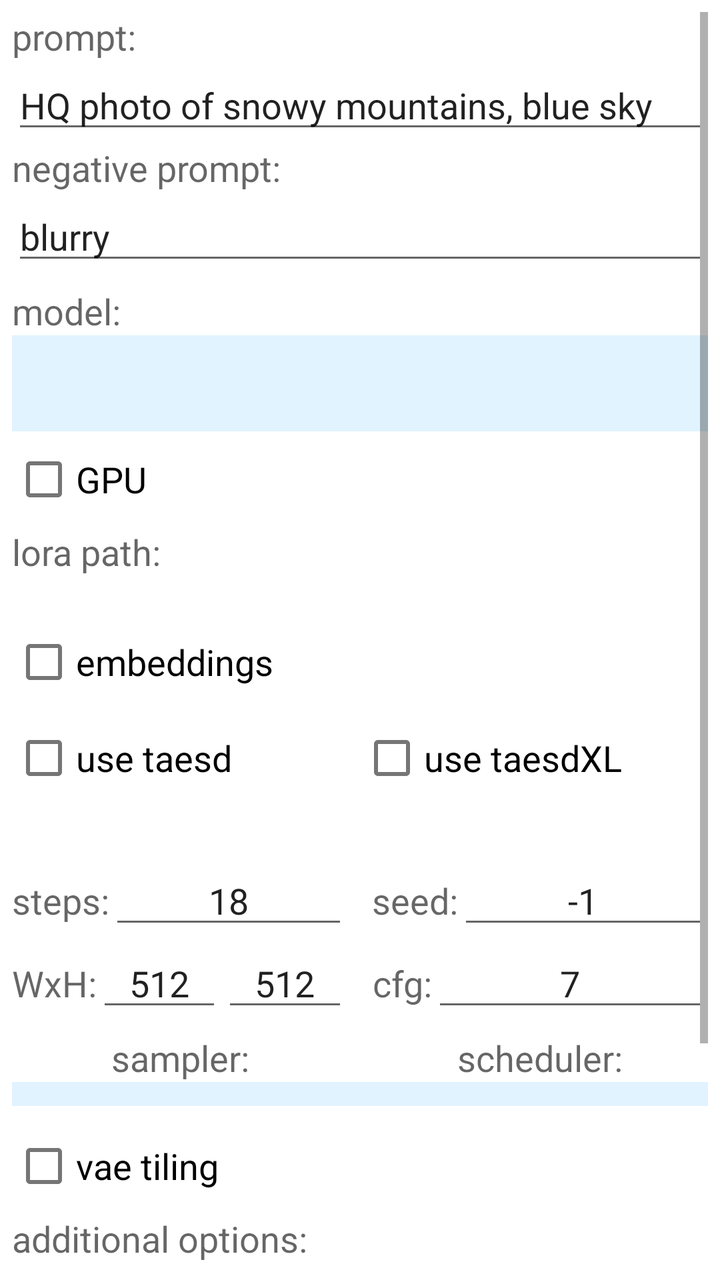
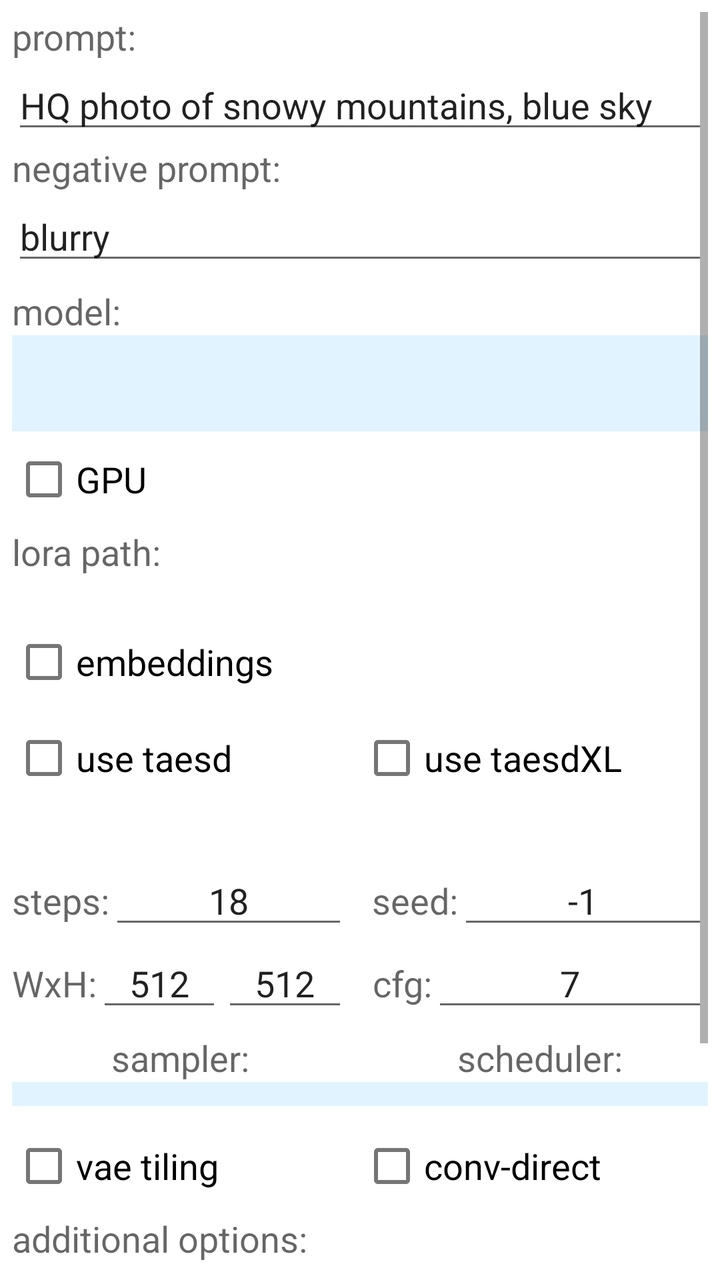

Screens rendered from an Android XML layout before and after an edit, with the pre-edit source and the edit as a unified diff.
<!-- AndroidManifest.xml: application theme MyApplication -->
<!-- res/layout/activity_main.xml -->
<?xml version="1.0" encoding="utf-8"?>

<LinearLayout xmlns:android="http://schemas.android.com/apk/res/android"
    xmlns:tools="http://schemas.android.com/tools"
    android:layout_width="fill_parent"
    android:layout_height="fill_parent"
    android:orientation="horizontal">

    <ScrollView
        android:id="@+id/wrapperView"
        android:layout_width="match_parent"
        android:layout_height="match_parent"
        android:padding="6dp">

        <LinearLayout
            android:layout_width="match_parent"
            android:layout_height="wrap_content"
            android:orientation="vertical">

            <LinearLayout
                android:layout_width="match_parent"
                android:layout_height="wrap_content"
                android:layout_marginBottom="0dp"
                android:orientation="vertical">

                <TextView
                    android:id="@+id/stringpromptmsg"
                    android:layout_width="match_parent"
                    android:layout_height="wrap_content"
                    android:text="@string/field_prompt"
                    android:labelFor="@id/stringprompt"
                    android:textAppearance="?android:attr/textAppearanceMedium" />

                <EditText
                    android:id="@+id/stringprompt"
                    android:layout_width="match_parent"
                    android:layout_height="wrap_content"
                    android:inputType="textMultiLine"
                    android:labelFor="@id/stringpromptmsg"
                    android:singleLine="false"
                    android:text="@string/default_prompt"
                    tools:ignore="Autofill,TouchTargetSizeCheck" />
            </LinearLayout>

            <LinearLayout
                android:layout_width="match_parent"
                android:layout_height="wrap_content"
                android:layout_marginBottom="0dp"
                android:orientation="vertical">

                <TextView
                    android:id="@+id/stringnegpromptmsg"
                    android:layout_width="match_parent"
                    android:layout_height="wrap_content"
                    android:text="@string/field_negative"
                    android:labelFor="@id/stringnegprompt"
                    android:textAppearance="?android:attr/textAppearanceMedium" />

                <EditText
                    android:id="@+id/stringnegprompt"
                    android:layout_width="match_parent"
                    android:layout_height="wrap_content"
                    android:inputType="textMultiLine"
                    android:labelFor="@id/stringnegpromptmsg"
                    android:singleLine="false"
                    android:text="@string/default_negative"
                    tools:ignore="autofill,TouchTargetSizeCheck" />
            </LinearLayout>

            <LinearLayout
                android:layout_width="match_parent"
                android:layout_height="wrap_content"
                android:orientation="vertical">

                <TextView
                    android:layout_width="match_parent"
                    android:layout_height="wrap_content"
                    android:paddingTop="6dp"
                    android:text="@string/field_modelfile"
                    android:textAppearance="?android:attr/textAppearanceMedium" />

                <Spinner
                    android:id="@+id/model_spinner"
                    android:layout_width="match_parent"
                    android:layout_height="wrap_content"
                    android:background="@color/system_accent1_50"
                    android:minHeight="48dp"
                    tools:ignore="ExtraText,TouchTargetSizeCheck" />
            </LinearLayout>

            <CheckBox
                android:id="@+id/usegpu"
                android:layout_width="match_parent"
                android:layout_height="wrap_content"
                android:checked="false"
                android:enabled="true"
                android:text="@string/field_gpu"
                android:textAppearance="?android:attr/textAppearanceMedium" />

            <LinearLayout
                android:layout_width="match_parent"
                android:layout_height="wrap_content"
                android:orientation="vertical">

                <TextView
                    android:layout_width="match_parent"
                    android:layout_height="wrap_content"
                    android:text="@string/field_lorapath"
                    android:textAppearance="?android:attr/textAppearanceMedium" />

                <TextView
                    android:id="@+id/lorapath"
                    android:layout_width="match_parent"
                    android:layout_height="wrap_content"
                    android:textAppearance="?android:attr/textAppearanceSmall" />

                <CheckBox
                    android:id="@+id/embeddchecker"
                    android:layout_width="match_parent"
                    android:layout_height="wrap_content"
                    android:text="@string/field_embedd"
                    android:textAppearance="?android:attr/textAppearanceMedium" />

            </LinearLayout>

            <LinearLayout
                android:layout_width="match_parent"
                android:layout_height="wrap_content"
                android:layout_marginBottom="0dp"
                android:orientation="horizontal">

                <CheckBox
                    android:id="@+id/taesdchecker"
                    android:layout_width="0dp"
                    android:layout_height="wrap_content"
                    android:layout_weight="1"
                    android:text="@string/field_taesd"
                    android:textAppearance="?android:attr/textAppearanceMedium" />

                <CheckBox
                    android:id="@+id/taesdXLchecker"
                    android:layout_width="0dp"
                    android:layout_height="wrap_content"
                    android:layout_weight="1"
                    android:text="@string/field_taesdXL"
                    android:textAppearance="?android:attr/textAppearanceMedium" />
            </LinearLayout>

            <LinearLayout
                android:layout_width="match_parent"
                android:layout_height="wrap_content"
                android:layout_marginBottom="0dp"
                android:orientation="horizontal">

                <TextView
                    android:id="@+id/taesdmodel"
                    android:layout_width="0dp"
                    android:layout_height="wrap_content"
                    android:layout_weight="1"
                    android:paddingBottom="6dp"
                    android:paddingRight="6dp"
                    android:textAppearance="?android:attr/textAppearanceSmall" />

                <TextView
                    android:id="@+id/taesdXLmodel"
                    android:layout_width="0dp"
                    android:layout_height="wrap_content"
                    android:layout_weight="1"
                    android:paddingBottom="6dp"
                    android:paddingLeft="6dp"
                    android:textAppearance="?android:attr/textAppearanceSmall" />
            </LinearLayout>

            <LinearLayout
                android:layout_width="match_parent"
                android:layout_height="wrap_content"
                android:orientation="horizontal">

                <LinearLayout
                    android:layout_width="0dp"
                    android:layout_height="wrap_content"
                    android:layout_weight="1"
                    android:paddingRight="6dp"
                    android:orientation="horizontal">

                    <TextView
                        android:layout_width="wrap_content"
                        android:layout_height="wrap_content"
                        android:layout_weight="0"
                        android:text="@string/field_steps"
                        android:textAlignment="center"
                        android:textAppearance="?android:attr/textAppearanceMedium" />

                    <EditText
                        android:id="@+id/stringsteps"
                        android:layout_width="0dp"
                        android:layout_height="wrap_content"
                        android:layout_weight="1"
                        android:gravity="center"
                        android:inputType="number"
                        android:singleLine="true"
                        android:text="@string/default_steps"
                        tools:ignore="autofill,TouchTargetSizeCheck" />
                </LinearLayout>

                <LinearLayout
                    android:layout_width="0dp"
                    android:layout_height="wrap_content"
                    android:layout_weight="1"
                    android:paddingLeft="6dp"
                    android:orientation="horizontal">

                    <TextView
                        android:id="@+id/stringseedmsg"
                        android:layout_width="wrap_content"
                        android:layout_height="wrap_content"
                        android:layout_weight="0"
                        android:text="@string/field_seed"
                        android:textAlignment="gravity"
                        android:textAppearance="?android:attr/textAppearanceMedium" />

                    <EditText
                        android:id="@+id/stringseed"
                        android:layout_width="match_parent"
                        android:layout_height="wrap_content"
                        android:layout_weight="1"
                        android:gravity="center"
                        android:inputType="numberSigned"
                        android:labelFor="@id/stringseedmsg"
                        android:singleLine="true"
                        android:text="@string/default_minus1"
                        tools:ignore="autofill,TouchTargetSizeCheck" />
                </LinearLayout>
            </LinearLayout>

            <LinearLayout
                android:layout_width="match_parent"
                android:layout_height="wrap_content"
                android:orientation="horizontal">

                <LinearLayout
                    android:layout_width="0dp"
                    android:layout_height="wrap_content"
                    android:layout_weight="1"
                    android:paddingRight="6dp"
                    android:orientation="horizontal">

                    <TextView
                        android:id="@+id/stringwxhmsg"
                        android:layout_width="wrap_content"
                        android:layout_height="wrap_content"
                        android:layout_weight="0"
                        android:text="@string/field_widthXheight"
                        android:textAlignment="gravity"
                        android:textAppearance="?android:attr/textAppearanceMedium" />

                    <EditText
                        android:id="@+id/stringwidth"
                        android:layout_width="0dp"
                        android:layout_height="wrap_content"
                        android:layout_weight="1"
                        android:gravity="center"
                        android:inputType="number"
                        android:labelFor="@id/stringwxhmsg"
                        android:singleLine="true"
                        android:text="@string/default_width"
                        tools:ignore="autofill,TouchTargetSizeCheck,DuplicateSpeakableTextCheck" />

                    <EditText
                        android:id="@+id/stringheight"
                        android:layout_width="0dp"
                        android:layout_height="wrap_content"
                        android:layout_weight="1"
                        android:gravity="center"
                        android:inputType="number"
                        android:labelFor="@id/stringwxhmsg"
                        android:singleLine="true"
                        android:text="@string/default_height"
                        tools:ignore="autofill,TouchTargetSizeCheck,DuplicateSpeakableTextCheck" />
                </LinearLayout>

                <LinearLayout
                    android:layout_width="0dp"
                    android:layout_height="wrap_content"
                    android:layout_weight="1"
                    android:paddingLeft="6dp"
                    android:orientation="horizontal">

                    <TextView
                        android:id="@+id/stringcfgmsg"
                        android:layout_width="wrap_content"
                        android:layout_height="wrap_content"
                        android:layout_weight="0"
                        android:text="@string/field_cfgs"
                        android:textAlignment="center"
                        android:textAppearance="?android:attr/textAppearanceMedium" />

                    <EditText
                        android:id="@+id/stringcfgscale"
                        android:layout_width="match_parent"
                        android:layout_height="wrap_content"
                        android:layout_weight="1"
                        android:gravity="center"
                        android:inputType="numberDecimal"
                        android:labelFor="@id/stringcfgmsg"
                        android:singleLine="true"
                        android:text="@string/default_cfg"
                        tools:ignore="autofill,TouchTargetSizeCheck" />
                </LinearLayout>
            </LinearLayout>

            <LinearLayout
                android:orientation="horizontal"
                android:layout_width="match_parent"
                android:paddingTop="6dp"
                android:layout_height="wrap_content">

                <TextView
                    android:id="@+id/samplermsg"
                    android:layout_width="0dp"
                    android:layout_height="wrap_content"
                    android:layout_weight="1"
                    android:text="@string/sampler"
                    android:textAlignment="center"
                    android:paddingRight="6dp"
                    android:textAppearance="?android:attr/textAppearanceMedium" />

                <TextView
                    android:id="@+id/schedulermsg"
                    android:layout_width="0dp"
                    android:layout_height="wrap_content"
                    android:layout_weight="1"
                    android:text="@string/scheduler"
                    android:textAlignment="center"
                    android:paddingLeft="6dp"
                    android:textAppearance="?android:attr/textAppearanceMedium" />
            </LinearLayout>

            <LinearLayout
                android:orientation="horizontal"
                android:layout_width="match_parent"
                android:paddingBottom="6dp"
                android:layout_height="wrap_content">

                <Spinner
                    android:id="@+id/sampler_spinner"
                    android:layout_width="0dp"
                    android:layout_height="wrap_content"
                    android:layout_weight="1"
                    android:background="@color/system_accent1_50"
                    android:paddingRight="6dp"
                    android:padding="6dp" />

                <Spinner
                    android:id="@+id/scheduler_spinner"
                    android:layout_width="0dp"
                    android:layout_height="wrap_content"
                    android:layout_weight="1"
                    android:background="@color/system_accent1_50"
                    android:paddingLeft="6dp"
                    android:padding="6dp" />
            </LinearLayout>

            <LinearLayout
                android:layout_width="match_parent"
                android:layout_height="wrap_content"
                android:orientation="horizontal">

                <CheckBox
                    android:id="@+id/vaetiling"
                    android:layout_width="0dp"
                    android:layout_height="wrap_content"
                    android:layout_weight="1"
                    android:text="@string/vae_tiling"
                    android:textAppearance="?android:attr/textAppearanceMedium" />

                

            </LinearLayout>

            <LinearLayout
                android:layout_width="match_parent"
                android:layout_height="wrap_content"
                android:layout_marginBottom="6dp"
                android:orientation="vertical">

                <TextView
                    android:id="@+id/stringoptmsg"
                    android:layout_width="match_parent"
                    android:layout_height="wrap_content"
                    android:text="@string/field_options"
                    android:labelFor="@id/stringprompt"
                    android:textAppearance="?android:attr/textAppearanceMedium" />

                <EditText
                    android:id="@+id/stringopt"
                    android:layout_width="match_parent"
                    android:layout_height="wrap_content"
                    android:inputType="textMultiLine"
                    android:labelFor="@id/stringpromptmsg"
                    android:singleLine="false"
                    android:text="@string/options"
                    tools:ignore="Autofill,TouchTargetSizeCheck" />
            </LinearLayout>

            <Button
                android:id="@+id/submitButton"
                android:layout_width="match_parent"
                android:layout_height="wrap_content"
                android:text="@string/submit"
                android:layout_marginTop="5dp"
                android:layout_marginBottom="0dp"
                android:layout_marginHorizontal="15dp" />

            <LinearLayout
                android:layout_width="match_parent"
                android:layout_height="wrap_content"
                android:orientation="horizontal"
                android:layout_marginTop="0dp"
                android:layout_marginHorizontal="15dp">

                <CheckBox
                    android:id="@+id/writecmdchecker"
                    android:layout_width="0dp"
                    android:layout_height="wrap_content"
                    android:layout_weight="1"
                    android:text="@string/write_cmdline"
                    android:textAppearance="?android:attr/textAppearanceMedium" />

                <CheckBox
                    android:id="@+id/writelogchecker"
                    android:layout_width="0dp"
                    android:layout_height="wrap_content"
                    android:layout_weight="1"
                    android:text="@string/write_log"
                    android:textAppearance="?android:attr/textAppearanceMedium" />
            </LinearLayout>
        </LinearLayout>
    </ScrollView>
    <FrameLayout
        android:layout_width="match_parent"
        android:layout_height="match_parent">

        <ListView
            android:id="@+id/sdLogView"
            android:layout_width="match_parent"
            android:layout_height="match_parent"
            android:background="@color/black"
            android:dividerHeight="0px"
            android:gravity="bottom"
            android:padding="6dp"
            android:scrollbars="vertical" />

        <ImageView
            android:id="@+id/outputImageView"
            android:layout_width="match_parent"
            android:layout_height="match_parent"
            android:background="@android:color/black"
            android:contentDescription="@string/app_name"
            android:scaleType="fitCenter"
            android:visibility="invisible" />

        <Button
            android:id="@+id/closeButton"
            android:layout_width="60dp"
            android:layout_height="wrap_content"
            android:layout_gravity="end"
            android:autoSizeTextType="uniform"
            android:text="@string/close"
            tools:ignore="UnusedAttribute" />

        <View
            android:id="@+id/coverView"
            android:layout_width="match_parent"
            android:layout_height="match_parent"
            android:background="@color/black"
            android:alpha="0.0"
            android:clickable="false"
            android:focusable="false"
            android:visibility="gone" />
    </FrameLayout>

</LinearLayout>
<!-- resources referenced by this layout -->
<resources>
  <color name="black">#FF000000</color>
  <color name="system_accent1_50">#FFEEF0FF</color>
  <string name="app_name">SD.cpp</string>
  <string name="close">X</string>
  <string name="default_cfg">7</string>
  <string name="default_height">512</string>
  <string name="default_minus1">-1</string>
  <string name="default_negative">blurry</string>
  <string name="default_prompt">HQ photo of snowy mountains, blue sky</string>
  <string name="default_steps">18</string>
  <string name="default_width">512</string>
  <string name="field_cfgs">cfg:</string>
  <string name="field_embedd">embeddings</string>
  <string name="field_gpu">"GPU</string>
  <string name="field_lorapath">lora path:</string>
  <string name="field_modelfile">model:</string>
  <string name="field_negative">negative prompt:</string>
  <string name="field_options">additional options:</string>
  <string name="field_prompt">prompt:</string>
  <string name="field_seed">seed:</string>
  <string name="field_steps">steps:</string>
  <string name="field_taesd">"use taesd</string>
  <string name="field_taesdXL">use taesdXL</string>
  <string name="field_widthXheight">WxH:</string>
  <string name="options" translatable="false">--fa</string>
  <string name="sampler">sampler:</string>
  <string name="scheduler">scheduler:</string>
  <string name="submit">submit</string>
  <string name="vae_tiling">vae tiling</string>
  <string name="write_cmdline">write cmdline</string>
  <string name="write_log">write log</string>
  <style name="MyApplication" parent="Theme.MaterialComponents.DayNight.DarkActionBar">
          <item name="colorPrimary">@color/purple_500</item>
          <item name="colorPrimaryVariant">@color/purple_700</item>
          <item name="colorOnPrimary">@color/white</item>
          <item name="colorSecondary">@color/teal_200</item>
          <item name="colorSecondaryVariant">@color/teal_700</item>
          <item name="colorOnSecondary">@color/white</item>
      </style>
  <color name="purple_500">#FF6200EE</color>
  <color name="purple_700">#FF3700B3</color>
  <color name="white">#FFFFFFFF</color>
  <color name="teal_200">#FF03DAC5</color>
  <color name="teal_700">#FF018786</color>
</resources>

<!-- the commit's change to res/layout/activity_main.xml (unified diff, before → after) -->
@@ -374,7 +374,13 @@
                     android:text="@string/vae_tiling"
                     android:textAppearance="?android:attr/textAppearanceMedium" />
 
-                
+                <CheckBox
+                    android:id="@+id/convdirect"
+                    android:layout_width="0dp"
+                    android:layout_height="wrap_content"
+                    android:layout_weight="1"
+                    android:text="@string/conv_direct"
+                    android:textAppearance="?android:attr/textAppearanceMedium" />
 
             </LinearLayout>
 
<!-- resource entries referenced after the edit -->
@@ -4,6 +4,7 @@
   <color name="system_accent1_50">#FFEEF0FF</color>
   <string name="app_name">SD.cpp</string>
   <string name="close">X</string>
+  <string name="conv_direct">conv-direct</string>
   <string name="default_cfg">7</string>
   <string name="default_height">512</string>
   <string name="default_minus1">-1</string>
